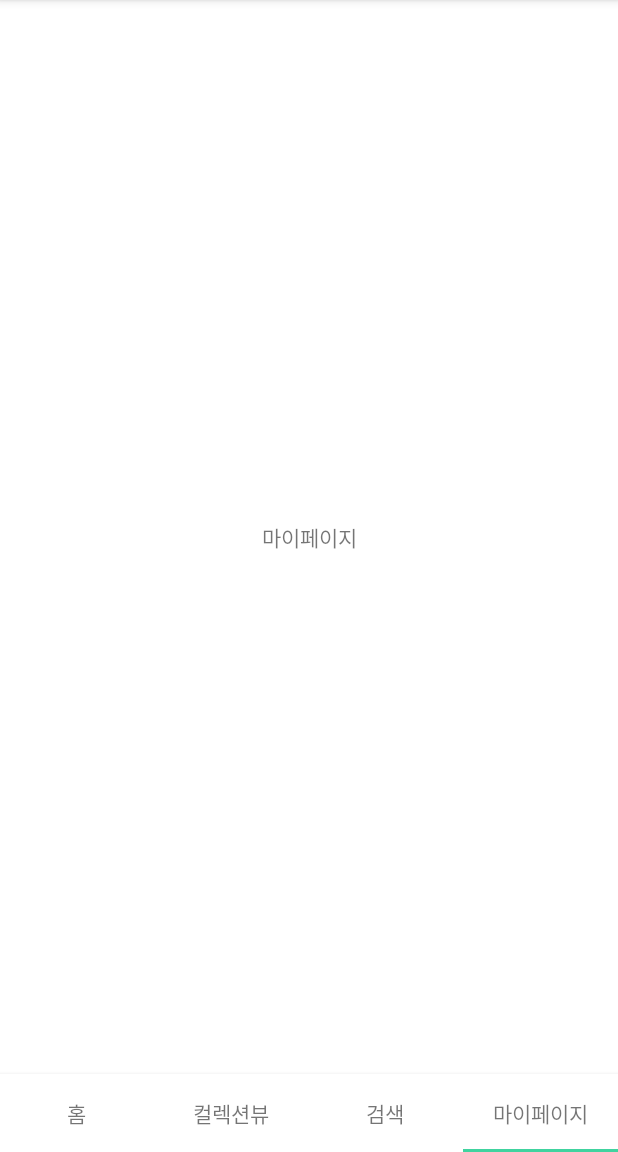
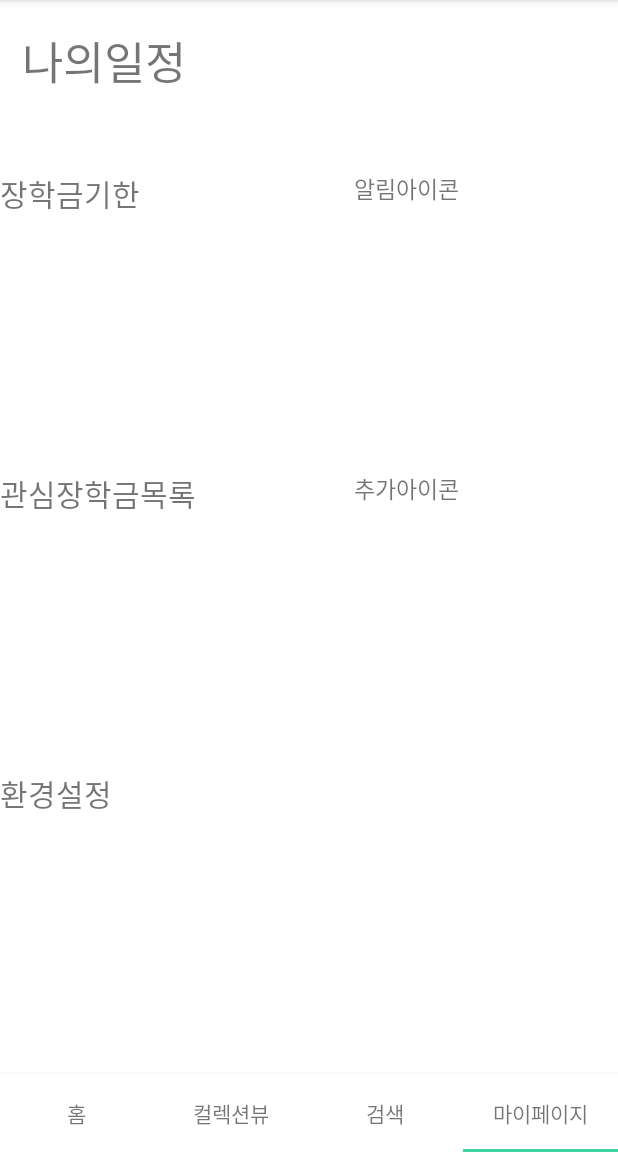
Before and after one commit to jjh2x/Scholarship_Notification, an Android app: the fragment CollectionFragment placed in its activity, item 4 of the bottom bar chosen, on a phone screen of 412 x 824 dp, the part 84-1236 px from its top. Run offline under Robolectric (Android 15) with nearby library versions, the phone set to English and light mode, and no system bars.

Commit message:
xml 과 프래그먼트 연결 및 리사이클러뷰 어댑터 추가

```diff
--- a/app/src/main/java/com/example/sn_test/Fragment/MainRvAdapter.kt
+++ b/app/src/main/java/com/example/sn_test/Fragment/MainRvAdapter.kt
@@ -8,7 +8,7 @@ import android.widget.TextView
 import androidx.recyclerview.widget.RecyclerView
 import com.example.sn_test.R
 
-class MainRvAdapter(val context : Context, val summaryList : ArrayList<ScholarshipSummary>) :
+class MainRvAdapter(val context : Context, val summarySummary : ArrayList<ScholarshipSummary>) :
         RecyclerView.Adapter<MainRvAdapter.Holder>() {
 
     override fun onCreateViewHolder(parent: ViewGroup, viewType: Int): Holder {
@@ -17,11 +17,11 @@ class MainRvAdapter(val context : Context, val summaryList : ArrayList<Scholarsh
     }
 
     override fun onBindViewHolder(holder: Holder, position: Int) {
-        holder?.bind(summaryList[position], context)
+        holder?.bind(summarySummary[position], context)
     }
 
     override fun getItemCount(): Int {
-        return summaryList.size
+        return summarySummary.size
     }
 
     inner class Holder(itemView: View?) : RecyclerView.ViewHolder(itemView!!) {
--- a/app/src/main/java/com/example/sn_test/Fragment/MyPageFragment.kt
+++ b/app/src/main/java/com/example/sn_test/Fragment/MyPageFragment.kt
@@ -3,6 +3,7 @@ package com.example.sn_test.Fragment
 import android.os.Bundle
 import android.view.LayoutInflater
 import android.view.View
+import android.view.View.inflate
 import android.view.ViewGroup
 import androidx.fragment.app.Fragment
 import com.example.sn_test.R
--- /dev/null
+++ b/app/src/main/java/com/example/sn_test/Fragment/Sch_List.kt
@@ -0,0 +1,3 @@
+package com.example.sn_test.Fragment
+
+class Sch_List (val sch_name : String , val sch_sort : String)
--- a/app/src/main/java/com/example/sn_test/MainActivity.kt
+++ b/app/src/main/java/com/example/sn_test/MainActivity.kt
@@ -3,12 +3,8 @@ package com.example.sn_test
 import androidx.appcompat.app.AppCompatActivity
 import android.os.Bundle
 import android.view.View
-import androidx.recyclerview.widget.LinearLayoutManager
-import androidx.recyclerview.widget.RecyclerView
 import androidx.viewpager.widget.ViewPager
 import com.example.sn_test.Adpater.MainFragmentStatePAgerAdapter
-import com.example.sn_test.Fragment.MainRvAdapter
-import com.example.sn_test.Fragment.ScholarshipSummary
 import com.google.android.material.tabs.TabLayout
 
 class MainActivity : AppCompatActivity() {
--- a/app/src/main/res/layout/fragment_list.xml
+++ /dev/null
@@ -1,6 +0,0 @@
-<?xml version="1.0" encoding="utf-8"?>
-<androidx.constraintlayout.widget.ConstraintLayout
-    xmlns:android="http://schemas.android.com/apk/res/android" android:layout_width="match_parent"
-    android:layout_height="match_parent">
-
-</androidx.constraintlayout.widget.ConstraintLayout>
--- a/app/src/main/res/layout/fragment_mypage.xml
+++ b/app/src/main/res/layout/fragment_mypage.xml
@@ -5,12 +5,133 @@
     android:layout_width="match_parent"
     android:layout_height="match_parent">
 
+    xmlns:android="http://schemas.android.com/apk/res/android"
+    xmlns:app="http://schemas.android.com/apk/res-auto"
+    xmlns:tools="http://schemas.android.com/tools"
+    android:layout_width="match_parent"
+    android:layout_height="match_parent"
+    >
+
     <TextView
+        android:id="@+id/myshedule"
         android:layout_width="wrap_content"
         android:layout_height="wrap_content"
-        android:text="마이페이지"
+        android:text="나의일정"
+        android:textSize="30dp"
+        app:layout_constraintBottom_toTopOf="@+id/tableLayout"
+        app:layout_constraintEnd_toEndOf="parent"
+        app:layout_constraintHorizontal_bias="0.049"
+        app:layout_constraintStart_toStartOf="parent"
+        app:layout_constraintTop_toTopOf="parent"
+        app:layout_constraintVertical_bias="0.26" />
+
+    <TableLayout
+        android:id="@+id/tableLayout"
+        android:layout_width="0dp"
+        android:layout_height="wrap_content"
+        android:stretchColumns="*"
         app:layout_constraintBottom_toBottomOf="parent"
         app:layout_constraintEnd_toEndOf="parent"
         app:layout_constraintStart_toStartOf="parent"
-        app:layout_constraintTop_toTopOf="parent" />
+        app:layout_constraintTop_toTopOf="parent"
+        app:layout_constraintVertical_bias="0.982">
+
+        <TableRow
+            android:layout_width="match_parent"
+            android:layout_height="match_parent"
+            android:orientation="horizontal">
+
+            <LinearLayout
+                android:layout_width="match_parent"
+                android:layout_height="200dp"
+                android:orientation="vertical">
+
+                <TextView
+                    android:id="@+id/deadline"
+                    android:layout_width="wrap_content"
+                    android:layout_height="wrap_content"
+                    android:text="장학금기한"
+                    android:textSize="20dp" />
+            </LinearLayout>
+
+            <TableRow
+                android:layout_width="52dp"
+                android:layout_height="match_parent">
+
+                <LinearLayout
+                    android:layout_width="match_parent"
+                    android:layout_height="match_parent"
+                    android:orientation="vertical">
+
+                    <TextView
+                        android:id="@+id/inform"
+                        android:layout_width="wrap_content"
+                        android:layout_height="wrap_content"
+                        android:text="알림아이콘"
+                        android:textSize="15dp" />
+                </LinearLayout>
+            </TableRow>
+
+        </TableRow>
+
+        <TableRow
+            android:layout_width="match_parent"
+            android:layout_height="match_parent">
+
+            <LinearLayout
+                android:layout_width="match_parent"
+                android:layout_height="200dp"
+                android:orientation="vertical">
+
+                <TextView
+                    android:id="@+id/textView7"
+                    android:layout_width="match_parent"
+                    android:layout_height="match_parent"
+                    android:text="관심장학금목록"
+                    android:textSize="20dp" />
+            </LinearLayout>
+
+            <TableRow
+                android:layout_width="match_parent"
+                android:layout_height="match_parent">
+
+                <LinearLayout
+                    android:layout_width="match_parent"
+                    android:layout_height="200dp"
+                    android:orientation="vertical">
+
+                    <TextView
+                        android:id="@+id/textView8"
+                        android:layout_width="match_parent"
+                        android:layout_height="match_parent"
+                        android:text="추가아이콘"
+                        android:textSize="15dp" />
+                </LinearLayout>
+            </TableRow>
+
+        </TableRow>
+
+        <TableRow
+            android:layout_width="match_parent"
+            android:layout_height="match_parent">
+
+            <LinearLayout
+                android:layout_width="match_parent"
+                android:layout_height="200dp"
+                android:layout_span="0"
+                android:orientation="vertical">
+
+                <TextView
+                    android:id="@+id/textView10"
+                    android:layout_width="wrap_content"
+                    android:layout_height="wrap_content"
+                    android:text="환경설정"
+                    android:textSize="20dp" />
+            </LinearLayout>
+        </TableRow>
+
+    </TableLayout>
+
+
+
 </androidx.constraintlayout.widget.ConstraintLayout>
```
Also changed, not shown: app/src/main/java/com/example/sn_test/Fragment/SearchRvAdapter.kt (added, +35 -0 lines), app/src/main/res/layout/fragment_detail.xml (+14 -15 lines), app/src/main/res/layout/fragment_schedule.xml (deleted, +0 -140 lines), app/src/main/res/layout/fragment_search.xml (+22 -1 lines), app/src/main/res/layout/search_item.xml (added, +47 -0 lines).
